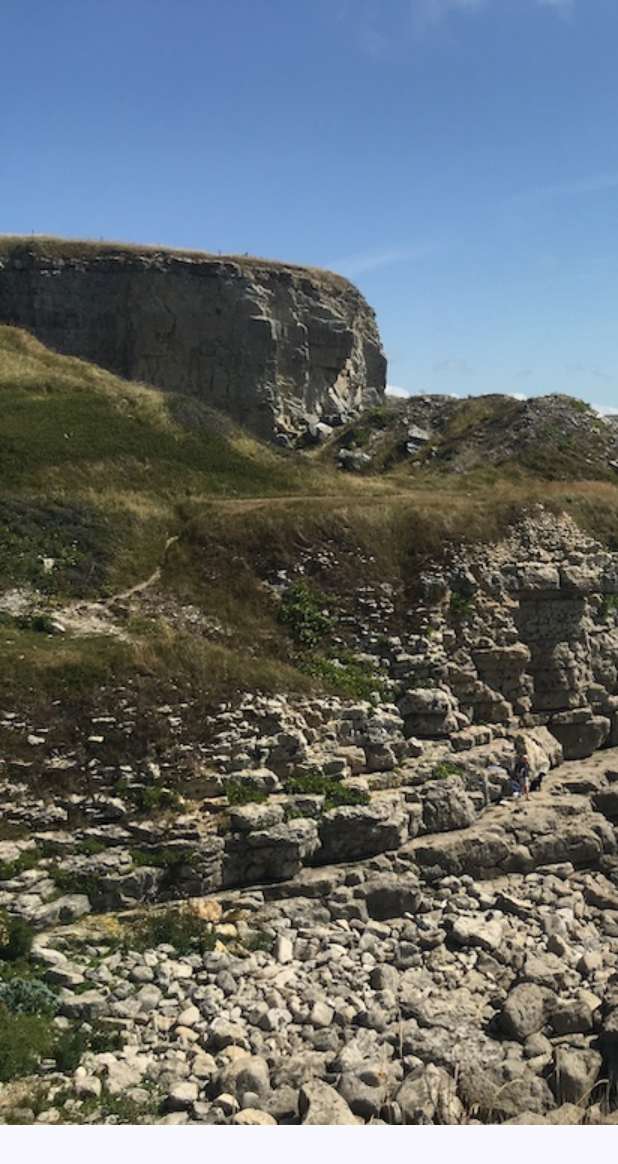
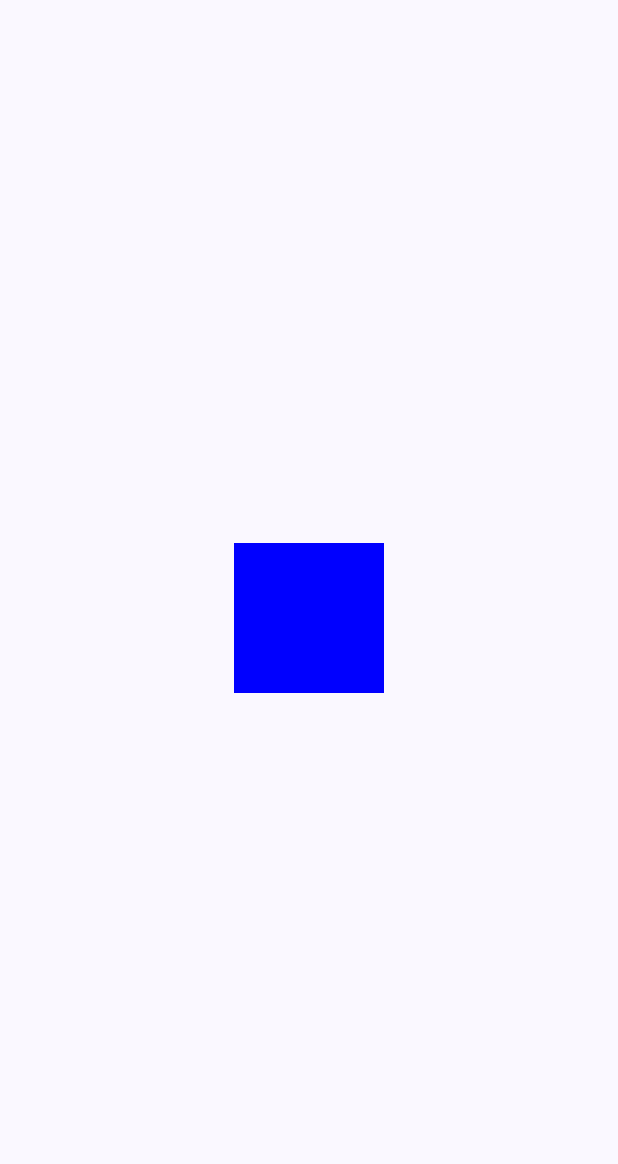
Before and after one commit to alinkamalinka58/GestureDemo, an Android app built with Jetpack Compose: the screen it shows after launch (MainActivity), on a phone screen of 412 x 824 dp. Shown: the top 1164 px of the screen. Run offline under Robolectric (Android 15) with nearby library versions, the phone set to English and light mode, and no system bars.

Commit message:
Добавлен MultiTouchDemo: масштабирование, вращение и перемещение жестами

```diff
--- a/app/src/main/java/com/example/gesturedemo/MainActivity.kt
+++ b/app/src/main/java/com/example/gesturedemo/MainActivity.kt
@@ -43,6 +43,10 @@ import androidx.compose.ui.graphics.ImageBitmap
 import androidx.compose.ui.res.imageResource
 import androidx.compose.foundation.Image
 import androidx.compose.ui.graphics.drawscope.drawIntoCanvas
+import androidx.compose.foundation.gestures.rememberTransformableState
+import androidx.compose.foundation.gestures.transformable
+import androidx.compose.ui.graphics.graphicsLayer
+
 
 class MainActivity : ComponentActivity() {
     override fun onCreate(savedInstanceState: Bundle?) {
@@ -82,9 +86,14 @@ fun MainScreen(modifier: Modifier = Modifier) {
 fun MainScreen(modifier: Modifier = Modifier) {
     ScrollableModifier(modifier)
 }*/
+/*
 @Composable
 fun MainScreen(modifier: Modifier = Modifier) {
     ScrollModifiers(modifier)
+}*/
+@Composable
+fun MainScreen(modifier: Modifier = Modifier) {
+    MultiTouchDemo(modifier)
 }
 
 @Composable
@@ -215,7 +224,34 @@ fun ScrollModifiers(modifier: Modifier = Modifier) {
         }
     }
 }
+@Composable
+fun MultiTouchDemo(modifier: Modifier = Modifier) {
+    var scale by remember { mutableStateOf(1f) }
+    var angle by remember { mutableStateOf(0f) }
+    var offset by remember { mutableStateOf(Offset.Zero) }
 
+    val state = rememberTransformableState { scaleChange, offsetChange, rotationChange ->
+        scale *= scaleChange
+        angle += rotationChange
+        offset += offsetChange
+    }
+
+    Box(contentAlignment = Alignment.Center, modifier = modifier.fillMaxSize()) {
+        Box(
+            Modifier
+                .graphicsLayer(
+                    scaleX = scale,
+                    scaleY = scale,
+                    rotationZ = angle,
+                    translationX = offset.x,
+                    translationY = offset.y
+                )
+                .transformable(state = state)
+                .background(Color.Blue)
+                .size(100.dp)
+        )
+    }
+}
 @Preview(showBackground = true)
 @Composable
 fun GreetingPreview() {
```
